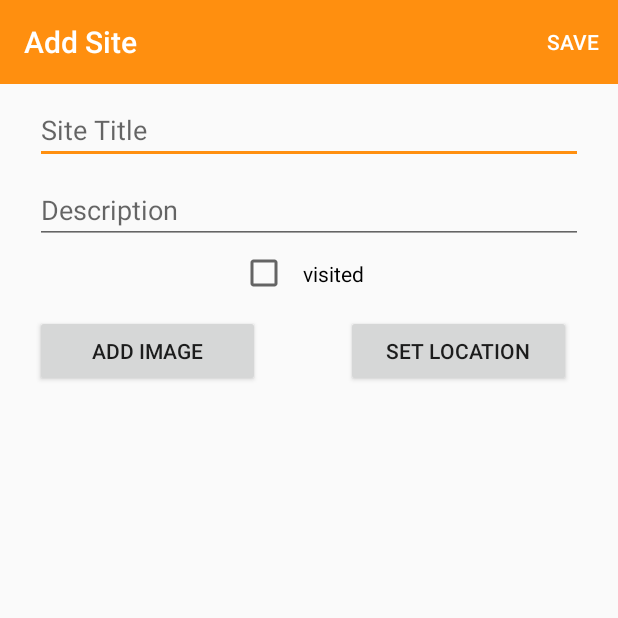
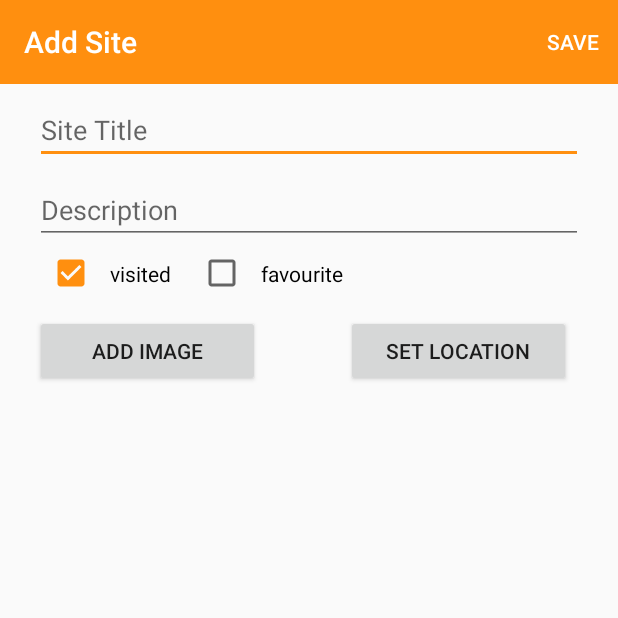
Before and after one commit to ForsterRobin/xSiteMe, an Android app: the SiteView screen opened directly, with no data from a screen before it, after a tap on "visited", on a phone screen of 412 x 824 dp, the top half of it. Run offline under Robolectric (Android 15) with nearby library versions, the phone set to English and light mode, and no system bars.

Commit message:
Added a favourite flag and checkbox for sites to be marked favourite

```diff
--- a/app/src/main/java/for35892/othr/de/xsiteme/models/SiteJSONStore.kt
+++ b/app/src/main/java/for35892/othr/de/xsiteme/models/SiteJSONStore.kt
@@ -52,6 +52,7 @@ class SiteJSONStore : SiteStore, AnkoLogger {
       foundSite.title = site.title
       foundSite.description = site.description
       foundSite.visited = site.visited
+      foundSite.favourite = site.favourite
       foundSite.image = site.image
       foundSite.lat = site.lat
       foundSite.lng = site.lng
--- a/app/src/main/java/for35892/othr/de/xsiteme/models/SiteModel.kt
+++ b/app/src/main/java/for35892/othr/de/xsiteme/models/SiteModel.kt
@@ -9,6 +9,7 @@ data class SiteModel(
     var title: String = "",
     var description: String = "",
     var visited: Boolean = false,
+    var favourite: Boolean = false,
     var image: String = "",
     var lat: Double = 49.021273,
     var lng: Double = 12.098629,
--- a/app/src/main/java/for35892/othr/de/xsiteme/views/site/SitePresenter.kt
+++ b/app/src/main/java/for35892/othr/de/xsiteme/views/site/SitePresenter.kt
@@ -19,7 +19,8 @@ class SitePresenter(view: BaseView): BasePresenter(view) {
 
     var site = SiteModel()
     var defaultLocation = Location(49.021273, 12.098629, 15f)
-    var visited = true
+    var visited = false
+    var favourite = false
     var edit = false;
 
     init {
@@ -28,15 +29,18 @@ class SitePresenter(view: BaseView): BasePresenter(view) {
             edit = true
             site = view.intent.extras.getParcelable<SiteModel>("site_edit")
             visited = site.visited
+            favourite = site.favourite
             view.showSite(site)
         }
-        view.findViewById<CheckBox>(R.id.checkBox).isChecked = visited
+        view.findViewById<CheckBox>(R.id.checkBoxVisited).isChecked = visited
+        view.findViewById<CheckBox>(R.id.checkBoxFavourite).isChecked = favourite
     }
 
     fun doAddOrSave(title: String, description: String) {
         site.title = title
         site.description = description
         site.visited = visited
+        site.favourite = favourite
         if (edit) {
             app.sites.update(site)
         } else {
@@ -68,7 +72,13 @@ class SitePresenter(view: BaseView): BasePresenter(view) {
     }
 
     fun doChangeVisited() {
-        site.visited = !visited
+        visited = !visited
+        site.visited = visited
+    }
+
+    fun doChangeFavourite() {
+        favourite = !favourite
+        site.favourite = favourite
     }
 
     override fun doActivityResult(requestCode: Int, resultCode: Int, data: Intent) {
--- a/app/src/main/java/for35892/othr/de/xsiteme/views/site/SiteView.kt
+++ b/app/src/main/java/for35892/othr/de/xsiteme/views/site/SiteView.kt
@@ -30,7 +30,9 @@ class SiteView : BaseView(), AnkoLogger {
 
         siteLocation.setOnClickListener { presenter.doSetLocation() }
 
-        checkBox.setOnClickListener { presenter.doChangeVisited() }
+        checkBoxVisited.setOnClickListener { presenter.doChangeVisited() }
+
+        checkBoxFavourite.setOnClickListener { presenter.doChangeFavourite() }
     }
 
     override fun showSite(site: SiteModel) {
--- a/app/src/main/res/layout/activity_site.xml
+++ b/app/src/main/res/layout/activity_site.xml
@@ -63,15 +63,25 @@
                 app:layout_constraintTop_toBottomOf="@+id/siteTitle"/>
 
         <CheckBox
-                android:id="@+id/checkBox"
+                android:id="@+id/checkBoxVisited"
                 android:layout_width="wrap_content"
                 android:layout_height="wrap_content"
                 android:padding="10dp"
                 android:layout_marginEnd="8dp"
                 android:layout_marginStart="8dp"
-                app:layout_constraintEnd_toEndOf="parent"
-                app:layout_constraintStart_toStartOf="parent"
                 android:text="@string/check_box_visited"
+                app:layout_constraintStart_toStartOf="@+id/description"
+                app:layout_constraintTop_toBottomOf="@+id/description"/>
+
+        <CheckBox
+                android:id="@+id/checkBoxFavourite"
+                android:layout_width="wrap_content"
+                android:layout_height="wrap_content"
+                android:padding="10dp"
+                android:layout_marginEnd="8dp"
+                android:layout_marginStart="8dp"
+                android:text="@string/check_box_favourite"
+                app:layout_constraintStart_toEndOf="@id/checkBoxVisited"
                 app:layout_constraintTop_toBottomOf="@+id/description"/>
 
         <Button
@@ -81,7 +91,7 @@
                 android:layout_marginTop="8dp"
                 android:text="@string/button_addImage"
                 app:layout_constraintStart_toStartOf="@+id/description"
-                app:layout_constraintTop_toBottomOf="@+id/checkBox"/>
+                app:layout_constraintTop_toBottomOf="@+id/checkBoxVisited"/>
 
         <Button
                 android:id="@+id/siteLocation"
@@ -94,7 +104,7 @@
                 app:layout_constraintEnd_toEndOf="@+id/description"
                 app:layout_constraintHorizontal_bias="1.0"
                 app:layout_constraintStart_toEndOf="@+id/chooseImage"
-                app:layout_constraintTop_toBottomOf="@+id/checkBox"/>
+                app:layout_constraintTop_toBottomOf="@+id/checkBoxVisited"/>
 
         <ImageView
                 android:id="@+id/siteImage"
--- a/app/src/main/res/values/strings.xml
+++ b/app/src/main/res/values/strings.xml
@@ -1,11 +1,15 @@
 <resources>
     <string name="app_name">xSiteMe</string>
+
     <string name="hint_siteTitle">Site Title</string>
     <string name="hint_siteDescription">Description </string>
+    <string name="hint_emailAdress">Enter your Email</string>
+    <string name="hint_password">Enter your password</string>
 
     <string name="button_addSite">Add Site</string>
     <string name="button_addImage"> Add Image </string>
     <string name="button_location">Set Location</string>
+    <string name="button_login">Login</string>
 
     <string name="menu_addSite">Add</string>
     <string name="menu_map">Map</string>
@@ -16,28 +20,26 @@
     <string name="menu_logout">Logout</string>
     <string name="menu_settings">Settings</string>
 
-    <string name="enter_site_title"> Please enter a Site Title </string>
-    <string name="save_site"> Save Site </string>
-    <string name="check_box_visited">visited</string>
-    <string name="select_site_image">Select Site Image</string>
-    <string name="change_site_image">Change Site Image</string>
-
     <string name="title_activity_maps">Map</string>
     <string name="title_activity_site_maps">Map of all Sites</string>
     <string name="title_activity_siteList">Sites</string>
     <string name="title_activity_site_add">Add Site</string>
     <string name="title_activity_site_edit">Edit Site</string>
     <string name="title_activity_settings">Settings</string>
+    <string name="title_activity_login">Login</string>
+
+    <string name="enter_site_title"> Please enter a Site Title </string>
+    <string name="save_site"> Save Site </string>
+    <string name="check_box_visited">visited</string>
+    <string name="check_box_favourite">favourite</string>
+    <string name="select_site_image">Select Site Image</string>
+    <string name="change_site_image">Change Site Image</string>
 
     <string name="email">Email: </string>
     <string name="password">Password: </string>
     <string name="statistics">Statistics: </string>
     <string name="numberofsites">Total number of Sites: </string>
     <string name="numbervisited">Number of visted Sites: </string>
-    <string name="hint_emailAdress">Enter your Email</string>
-    <string name="hint_password">Enter your password</string>
-    <string name="button_login">Login</string>
-    <string name="title_activity_login">Login</string>
     <string name="loginFailed">Login failed, please try again.</string>
 
 </resources>
```
